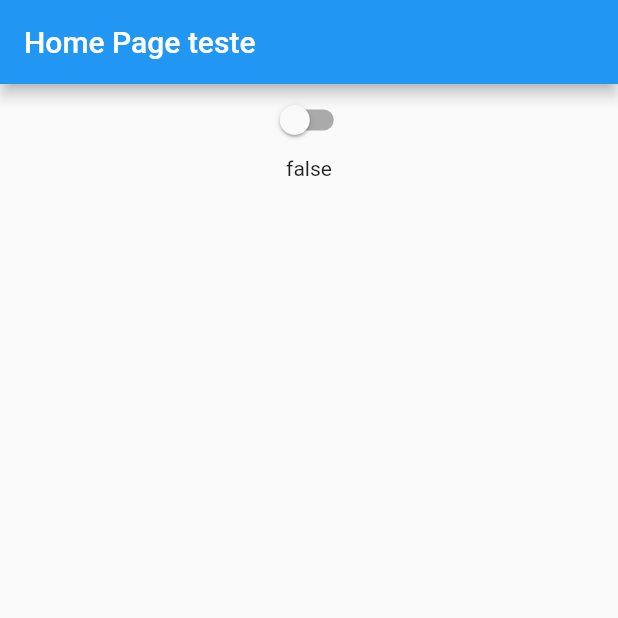
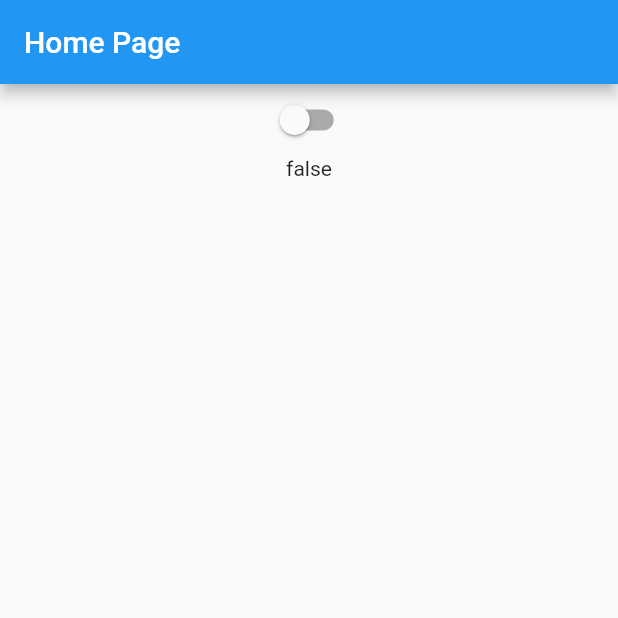
Before and after one commit to BrunoLeonardoRamosRibeiro/cleanapp, a Flutter app: the screen it shows after launch, on a phone screen of 412 x 824 dp, the top half of it. Run offline on Flutter 3.47's test engine with Material 2 defaults, Android fonts, the phone set to English and light mode, and no system bars; our stand-ins replace get, shared_preferences.

```diff
--- a/lib/app/pages/home/home_page.dart
+++ b/lib/app/pages/home/home_page.dart
@@ -12,7 +12,7 @@ class _HomePageState extends State<HomePage> {
   Widget build(BuildContext context) {
     return Scaffold(
       appBar: AppBar(
-        title: Text('Home Page teste'),
+        title: Text('Home Page'),
       ),
       body: Column(
         children: [
```
